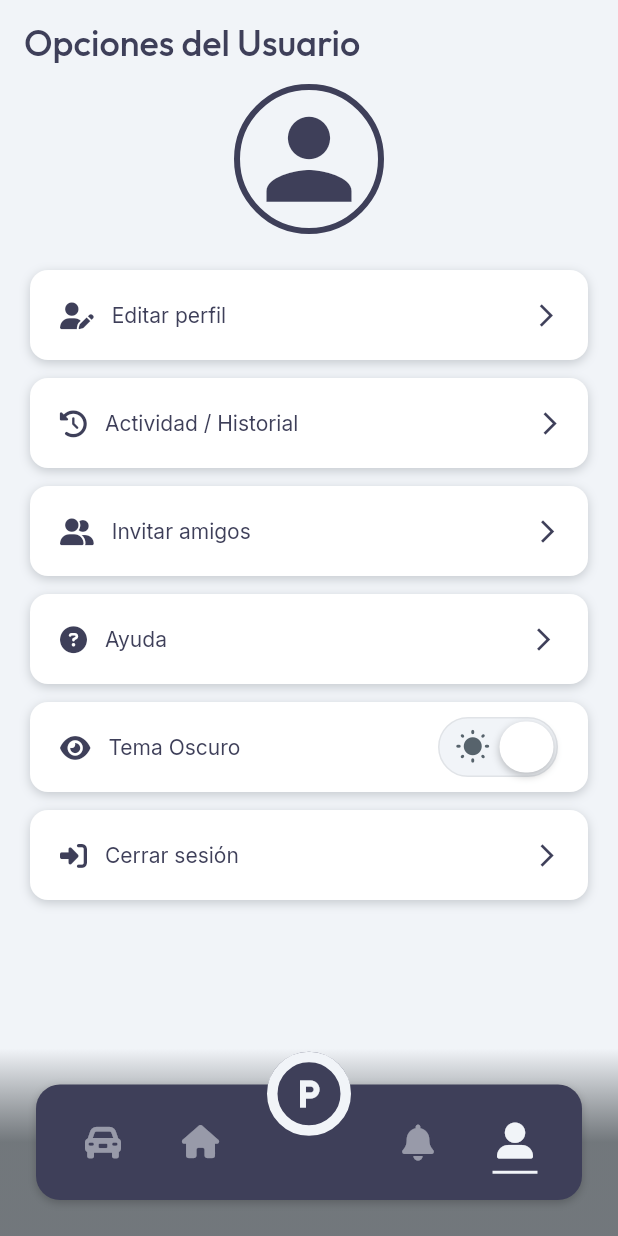
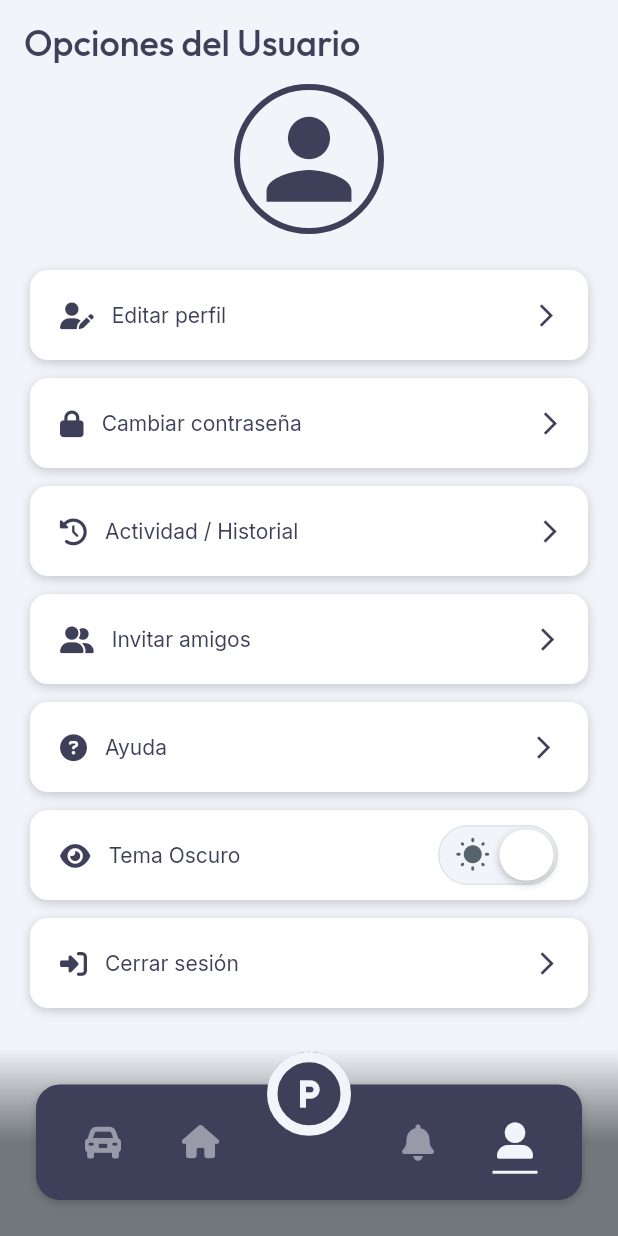
Before and after one commit to Ing-de-Sofware/Parcela-new, a Flutter app: the ProfileWidget screen opened by its route, on a phone screen of 412 x 824 dp. Run offline on Flutter 3.47's test engine with Material 3 defaults, Android fonts, the phone set to English and light mode, and no system bars; drawn by our look-alikes of flutter_animate, flutter_speed_dial; our stand-ins replace auto_size_text, cached_network_image, dropdown_button2, easy_debounce, file_picker, flip_card and 18 more; missing offline and left inert: json_path, mapbox_search, mime_type, pointer_interceptor; accounts and stored records are empty.

Commit message:
feat: add change password modal and menu option in user profile

```diff
--- a/lib/pages/general/profile/profile_widget.dart
+++ b/lib/pages/general/profile/profile_widget.dart
@@ -1,5 +1,6 @@
 import '/components/navigation_botttom/navigation_botttom_widget.dart';
 import '/components/parcela_options/parcela_options_widget.dart';
+import '/components/change_password_modal/change_password_modal_widget.dart';
 import '/flutter_flow/flutter_flow_animations.dart';
 import '/flutter_flow/flutter_flow_theme.dart';
 import '/flutter_flow/flutter_flow_util.dart';
@@ -269,6 +270,113 @@ class _ProfileWidgetState extends State<ProfileWidget>
                                           ),
                                         },
                                       );
+                                    },
+                                    child: Icon(
+                                      Icons.arrow_forward_ios,
+                                      color: FlutterFlowTheme.of(context).primary,
+                                      size: 18.0,
+                                    ),
+                                  ),
+                                ),
+                              ),
+                            ],
+                          ),
+                        ),
+                      ),
+                    ),
+                    // Nueva opción: Cambiar contraseña
+                    Padding(
+                      padding:
+                          EdgeInsetsDirectional.fromSTEB(20.0, 0.0, 20.0, 0.0),
+                      child: Container(
+                        width: double.infinity,
+                        height: 60.0,
+                        decoration: BoxDecoration(
+                          color: FlutterFlowTheme.of(context).info,
+                          boxShadow: [
+                            BoxShadow(
+                              blurRadius: 5.0,
+                              color: Color(0x3416202A),
+                              offset: Offset(
+                                0.0,
+                                2.0,
+                              ),
+                            )
+                          ],
+                          borderRadius: BorderRadius.circular(12.0),
+                          shape: BoxShape.rectangle,
+                        ),
+                        child: Padding(
+                          padding: EdgeInsets.all(8.0),
+                          child: Row(
+                            mainAxisSize: MainAxisSize.max,
+                            children: [
+                              Padding(
+                                padding: EdgeInsetsDirectional.fromSTEB(
+                                    12.0, 0.0, 0.0, 0.0),
+                                child: FaIcon(
+                                  FontAwesomeIcons.lock,
+                                  color: FlutterFlowTheme.of(context).primary,
+                                  size: 18.0,
+                                ),
+                              ),
+                              Padding(
+                                padding: EdgeInsetsDirectional.fromSTEB(
+                                    12.0, 0.0, 0.0, 0.0),
+                                child: Text(
+                                  'Cambiar contraseña',
+                                  style: FlutterFlowTheme.of(context)
+                                      .labelMedium
+                                      .override(
+                                        font: GoogleFonts.inter(
+                                          fontWeight:
+                                              FlutterFlowTheme.of(context)
+                                                  .labelMedium
+                                                  .fontWeight,
+                                          fontStyle:
+                                              FlutterFlowTheme.of(context)
+                                                  .labelMedium
+                                                  .fontStyle,
+                                        ),
+                                        color: FlutterFlowTheme.of(context)
+                                            .primary,
+                                        letterSpacing: 0.0,
+                                        fontWeight: FlutterFlowTheme.of(context)
+                                            .labelMedium
+                                            .fontWeight,
+                                        fontStyle: FlutterFlowTheme.of(context)
+                                            .labelMedium
+                                            .fontStyle,
+                                      ),
+                                ),
+                              ),
+                              Expanded(
+                                child: Align(
+                                  alignment: AlignmentDirectional(0.9, 0.0),
+                                  child: InkWell(
+                                    splashColor: Colors.transparent,
+                                    focusColor: Colors.transparent,
+                                    hoverColor: Colors.transparent,
+                                    highlightColor: Colors.transparent,
+                                    onTap: () async {
+                                      await showModalBottomSheet(
+                                        isScrollControlled: true,
+                                        backgroundColor: Colors.transparent,
+                                        enableDrag: false,
+                                        context: context,
+                                        builder: (context) {
+                                          return GestureDetector(
+                                            onTap: () {
+                                              FocusScope.of(context).unfocus();
+                                              FocusManager.instance.primaryFocus?.unfocus();
+                                            },
+                                            child: Padding(
+                                              padding: MediaQuery.viewInsetsOf(context),
+                                              child: ChangePasswordModalWidget(),
+                                            ),
+                                          );
+                                        },
+                                      ).then((value) => safeSetState(() {}));
                                     },
                                     child: Icon(
                                       Icons.arrow_forward_ios,
```
Also changed, not shown: lib/components/change_password_modal/change_password_modal_model.dart (added, +44 -0 lines), lib/components/change_password_modal/change_password_modal_widget.dart (added, +415 -0 lines).
